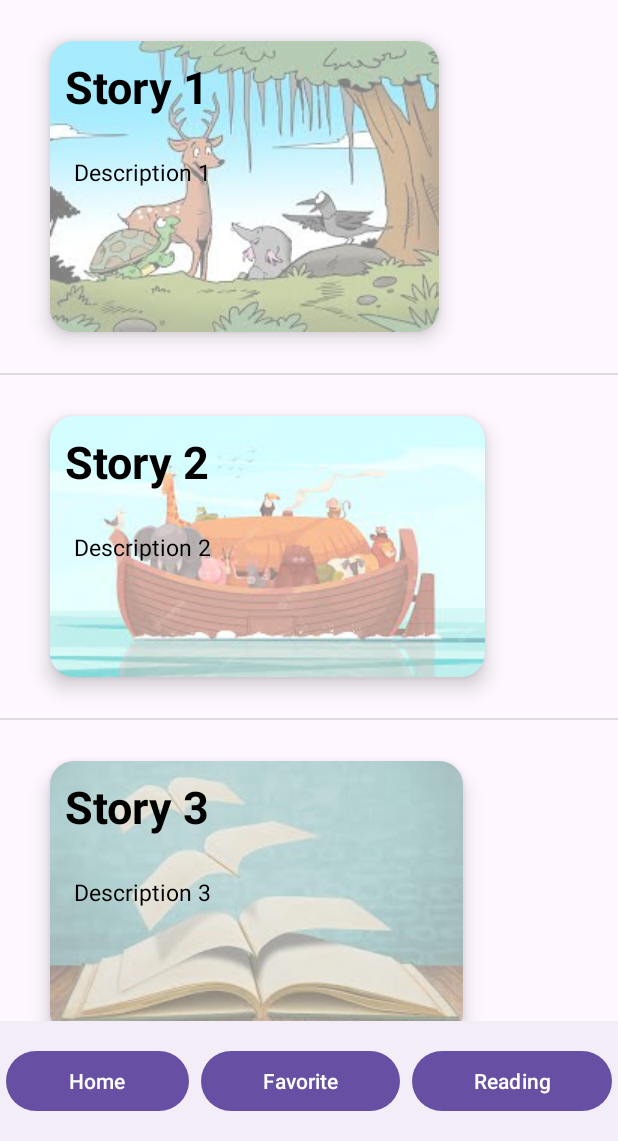
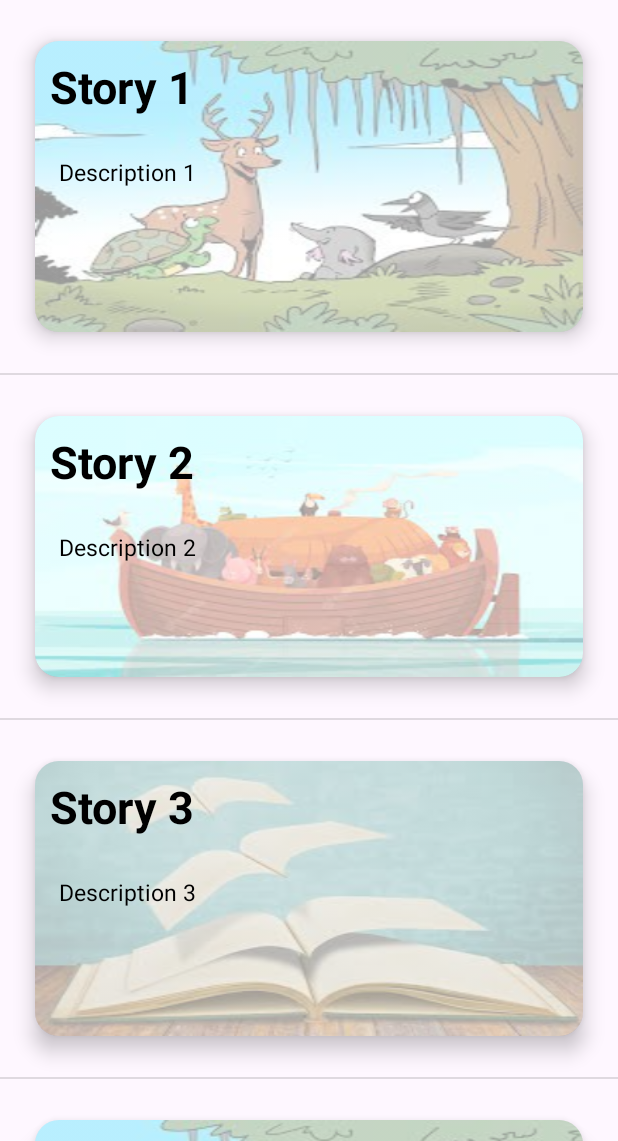
Before and after one commit to KhoubziAbdelhak/Stories, an Android app: the screen it shows after launch (MainActivity), on a phone screen of 412 x 824 dp, the part 95-1236 px from its top. Run offline under Robolectric (Android 15) with nearby library versions, the phone set to English and light mode, and no system bars.

Commit message:
some changes

```diff
--- a/app/src/main/java/l3/project/stories/MainActivity.java
+++ b/app/src/main/java/l3/project/stories/MainActivity.java
@@ -2,22 +2,46 @@ package l3.project.stories;
 
 import androidx.appcompat.app.AppCompatActivity;
 
+import android.content.Intent;
 import android.os.Bundle;
+import android.view.View;
+import android.widget.AdapterView;
 import android.widget.ListView;
 
 public class MainActivity extends AppCompatActivity {
     Story[] stories = {
-            new Story("Story 1", "Description 1", R.drawable.storyimage1),
-            new Story("Story 2", "Description 2", R.drawable.storyimage2),
-            new Story("Story 3", "Description 3", R.drawable.storyimage3),
-            new Story("Story 4", "Description 4", R.drawable.storyimage1),
-            new Story("Story 5", "Description 5", R.drawable.storyimage2)
+            new Story("Story 1", "Description 1", R.drawable.storyimage1, new Scene[]{
+                    new Scene("Scene 1", "this is just a text context of the first story scene", R.drawable.storyimage1),
+                    new Scene("Scene 1", "this is just a text context of a story scene", R.drawable.storyimage1),
+                    new Scene("Scene 1", "this is just a text context of a story scene", R.drawable.storyimage1),
+            }),
+            new Story("Story 2", "Description 2", R.drawable.storyimage2, new Scene[]{
+                    new Scene("Scene 1", "this is just a text context of the second story scene", R.drawable.storyimage1),
+                    new Scene("Scene 1", "this is just a text context of a story scene", R.drawable.storyimage1),
+                    new Scene("Scene 1", "this is just a text context of a story scene", R.drawable.storyimage1),
+            }),
+            new Story("Story 3", "Description 3", R.drawable.storyimage3, new Scene[]{
+                    new Scene("Scene 1", "this is just a text context of the third story scene", R.drawable.storyimage1),
+                    new Scene("Scene 1", "this is just a text context of a story scene", R.drawable.storyimage1),
+                    new Scene("Scene 1", "this is just a text context of a story scene", R.drawable.storyimage1),
+            }),
+            new Story("Story 4", "Description 4", R.drawable.storyimage1, new Scene[]{
+                    new Scene("Scene 1", "this is just a text context of the fourth story scene", R.drawable.storyimage1),
+                    new Scene("Scene 1", "this is just a text context of a story scene", R.drawable.storyimage1),
+                    new Scene("Scene 1", "this is just a text context of a story scene", R.drawable.storyimage1),
+            }),
+            new Story("Story 5", "Description 5", R.drawable.storyimage2, new Scene[]{
+                    new Scene("Scene 1", "this is just a text context of the fifth story scene", R.drawable.storyimage1),
+                    new Scene("Scene 1", "this is just a text context of a story scene", R.drawable.storyimage1),
+                    new Scene("Scene 1", "this is just a text context of a story scene", R.drawable.storyimage1),
+            }),
     };
 
     ListView listView;
 
 
     @Override
+
     protected void onCreate(Bundle savedInstanceState) {
         super.onCreate(savedInstanceState);
         setContentView(R.layout.activity_main);
@@ -26,5 +50,13 @@ public class MainActivity extends AppCompatActivity {
         StoryItemAdapter storyItemAdapter = new StoryItemAdapter(this, stories);
         listView.setAdapter(storyItemAdapter);
 
+
+        listView.setOnItemClickListener(new AdapterView.OnItemClickListener() {
+            @Override
+            public void onItemClick(AdapterView<?> parent, View view, int position, long id) {
+                startActivity(new Intent(MainActivity.this, Story_Content.class));
+            }
+        });
+
     }
 }
--- a/app/src/main/res/layout/activity_main.xml
+++ b/app/src/main/res/layout/activity_main.xml
@@ -23,11 +23,12 @@
         android:id="@+id/lv_stories"
         android:layout_width="match_parent"
         android:layout_height="wrap_content"
-        app:layout_constraintBottom_toTopOf="@+id/bottomNavigationView"
+        app:layout_constraintBottom_toBottomOf="parent"
         app:layout_constraintTop_toBottomOf="@+id/tv_title"
         app:layout_constraintVertical_bias="0" />
 
 
+    <!--
     <com.google.android.material.bottomnavigation.BottomNavigationView
         android:id="@+id/bottomNavigationView"
         android:layout_width="match_parent"
@@ -44,6 +45,7 @@
             android:useDefaultMargins="true">
 
             <Button
+                android:id="@+id/btn_home"
                 android:layout_width="wrap_content"
                 android:layout_height="wrap_content"
                 android:layout_columnWeight="1"
@@ -67,5 +69,6 @@
         </GridLayout>
     </com.google.android.material.bottomnavigation.BottomNavigationView>
 
+    -->
 
 </androidx.constraintlayout.widget.ConstraintLayout>
--- a/app/src/main/res/layout/activity_story_item.xml
+++ b/app/src/main/res/layout/activity_story_item.xml
@@ -7,9 +7,9 @@
     android:gravity="center"
     tools:context=".story_item">
 
-    <TableRow>
 
         <androidx.cardview.widget.CardView
+            android:id="@+id/story_card"
             android:layout_width="match_parent"
             android:layout_height="match_parent"
             android:layout_gravity="center"
@@ -23,7 +23,7 @@
                 android:id="@+id/story_image"
                 android:layout_width="match_parent"
                 android:layout_height="match_parent"
-                android:alpha="0.5"
+                android:alpha="0.4"
                 android:scaleType="fitXY" />
 
 
@@ -51,6 +51,5 @@
                     android:textSize="15sp" />
             </LinearLayout>
         </androidx.cardview.widget.CardView>
-    </TableRow>
 
 </TableLayout>
```
Also changed, not shown: app/src/main/AndroidManifest.xml (+6 -3 lines), app/src/main/java/l3/project/stories/Scene.java (added, +40 -0 lines), app/src/main/java/l3/project/stories/ScreenSlide.java (added, +17 -0 lines), app/src/main/java/l3/project/stories/Story.java (+12 -1 lines), app/src/main/java/l3/project/stories/StoryAdapter.java (added, +51 -0 lines), app/src/main/java/l3/project/stories/Story_Content.java (added, +40 -0 lines), app/src/main/java/l3/project/stories/story_item.java (+3 -0 lines), app/src/main/res/layout/activity_story_content.xml (added, +18 -0 lines), app/src/main/res/layout/story_holder.xml (added, +21 -0 lines).
